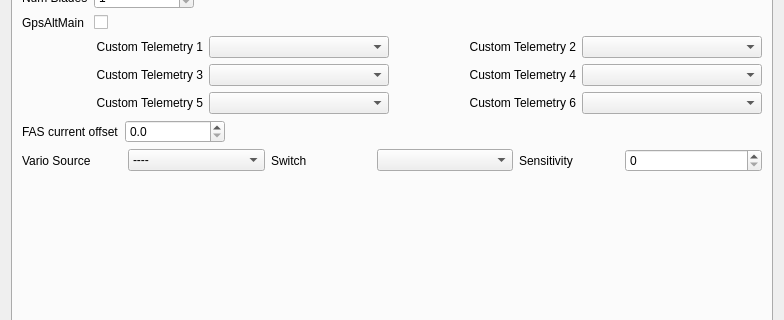
Old version of the form src/modeledit.ui in the repository xhorizont/eepe; both pictures show x 0 to 784 and y 290 to 610 of the 784 by 707 pixel window.
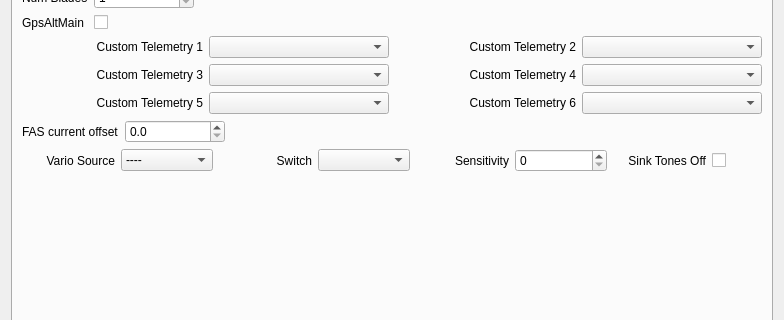
New version of the form. The open tabs and pages were chosen to show the change. Icons and pictures are not drawn.

What changed in the file:
```diff
--- a/src/modeledit.ui
+++ b/src/modeledit.ui
@@ -9701,6 +9701,9 @@
            <property name="text">
             <string>Vario Source</string>
            </property>
+           <property name="alignment">
+            <set>Qt::AlignRight|Qt::AlignTrailing|Qt::AlignVCenter</set>
+           </property>
           </widget>
          </item>
          <item row="0" column="1">
@@ -9733,6 +9736,9 @@
            <property name="text">
             <string>Switch</string>
            </property>
+           <property name="alignment">
+            <set>Qt::AlignRight|Qt::AlignTrailing|Qt::AlignVCenter</set>
+           </property>
           </widget>
          </item>
          <item row="0" column="3">
@@ -9749,6 +9755,9 @@
            <property name="text">
             <string>Sensitivity</string>
            </property>
+           <property name="alignment">
+            <set>Qt::AlignRight|Qt::AlignTrailing|Qt::AlignVCenter</set>
+           </property>
           </widget>
          </item>
          <item row="0" column="5">
@@ -9758,6 +9767,38 @@
            </property>
           </widget>
          </item>
+         <item row="0" column="7">
+          <widget class="QCheckBox" name="SinkTonesOff">
+           <property name="maximumSize">
+            <size>
+             <width>50</width>
+             <height>16777215</height>
+            </size>
+           </property>
+           <property name="layoutDirection">
+            <enum>Qt::LeftToRight</enum>
+           </property>
+           <property name="text">
+            <string/>
+           </property>
+          </widget>
+         </item>
+         <item row="0" column="6">
+          <widget class="QLabel" name="label_165">
+           <property name="maximumSize">
+            <size>
+             <width>100</width>
+             <height>16777215</height>
+            </size>
+           </property>
+           <property name="text">
+            <string>Sink Tones Off</string>
+           </property>
+           <property name="alignment">
+            <set>Qt::AlignRight|Qt::AlignTrailing|Qt::AlignVCenter</set>
+           </property>
+          </widget>
+         </item>
         </layout>
        </item>
        <item>
```
Left out of the diff: 2 changed lines with no effect on the pictures.
